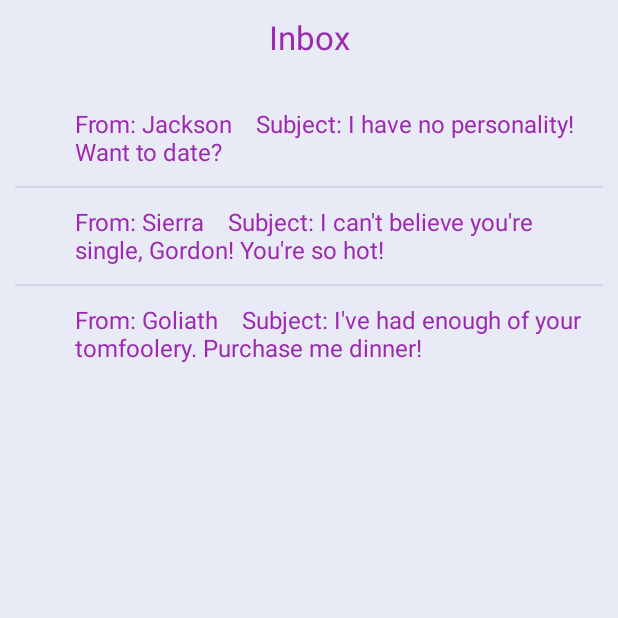
After one commit to ParaSwarm/House-Lannister, an Android app: the fragment InboxFragment placed in its activity, on a phone screen of 412 x 824 dp, the top half of it. The commit adds this screen. Run offline under Robolectric (Android 15) with nearby library versions, the phone set to English and light mode, and no system bars; our stand-ins replace ButterKnife.

Commit message:
Basic implementation of inbox.

```diff
--- a/app/build.gradle
+++ b/app/build.gradle
@@ -27,4 +27,5 @@ dependencies {
     compile 'com.jakewharton:butterknife:8.4.0'
     compile 'com.android.support:appcompat-v7:24.2.1'
     compile 'com.android.support:design:24.2.1'
+    compile 'com.android.support:support-v4:24.2.1'
 }
--- a/app/src/main/java/edu/uco/houselannister/saveasingle/domain/Message.java
+++ b/app/src/main/java/edu/uco/houselannister/saveasingle/domain/Message.java
@@ -74,4 +74,8 @@ public class Message {
     public void setDeletedByRecipient(Boolean deletedByRecipient) {
         isDeletedByRecipient = deletedByRecipient;
     }
+
+    public String toString() {
+        return "From: " + this.getFrom().getName() + "    Subject: " + this.getSubject();
+    }
 }
--- a/app/src/main/java/edu/uco/houselannister/saveasingle/domain/Model.java
+++ b/app/src/main/java/edu/uco/houselannister/saveasingle/domain/Model.java
@@ -19,6 +19,6 @@ public interface Model extends Authentication, Preferences, UserProfile {
 
     ArrayList<User> getUsers();
     ArrayList<String> getUsernameArray();
-
     ArrayList<HashMap<String, String>> getUsernameMap();
+    ArrayList<Message> getInboxMessages();
 }
--- a/app/src/main/java/edu/uco/houselannister/saveasingle/fragments/FavoriteListFragment.java
+++ b/app/src/main/java/edu/uco/houselannister/saveasingle/fragments/FavoriteListFragment.java
@@ -30,8 +30,6 @@ import edu.uco.houselannister.saveasingle.service.AppService;
 public class FavoriteListFragment extends ListFragment implements OnItemClickListener {
     private Model appModel;
 
-
-    private static final String KEY_MOVIE_TITLE = "key_title";
     ActionMode mMode;
     ActionMode.Callback mCallback;
     int place;
--- /dev/null
+++ b/app/src/main/java/edu/uco/houselannister/saveasingle/fragments/InboxFragment.java
@@ -0,0 +1,131 @@
+package edu.uco.houselannister.saveasingle.fragments;
+
+import android.os.Bundle;
+import android.support.annotation.Nullable;
+import android.support.v4.app.ListFragment;
+import android.view.ActionMode;
+import android.view.LayoutInflater;
+import android.view.Menu;
+import android.view.MenuItem;
+import android.view.View;
+import android.view.ViewGroup;
+import android.widget.AdapterView;
+import android.widget.AdapterView.OnItemClickListener;
+import android.widget.ArrayAdapter;
+import android.widget.Toast;
+
+import java.util.ArrayList;
+
+import edu.uco.houselannister.saveasingle.R;
+import edu.uco.houselannister.saveasingle.activities.MainActivity;
+import edu.uco.houselannister.saveasingle.domain.Message;
+import edu.uco.houselannister.saveasingle.domain.Model;
+import edu.uco.houselannister.saveasingle.helpers.FragmentNavigationManager;
+import edu.uco.houselannister.saveasingle.model.AppModel;
+import edu.uco.houselannister.saveasingle.service.AppService;
+
+public class InboxFragment extends ListFragment implements OnItemClickListener {
+
+    private Model appModel;
+    ActionMode mMode;
+    ActionMode.Callback mCallback;
+    int place;
+    String name;
+    ActionMode check;
+
+    ArrayList<Message> messages;
+
+    public InboxFragment() {
+    }
+
+    public static InboxFragment newInstance() {
+        return new InboxFragment();
+    }
+
+    @Override
+    public void onCreate(Bundle savedInstanceState) {
+        super.onCreate(savedInstanceState);
+        appModel = AppModel.getAppModelInstance(AppService.getAppServiceInstance());
+        messages =  appModel.getInboxMessages();
+    }
+
+    @Override
+    public View onCreateView(LayoutInflater inflater, ViewGroup container,
+                             Bundle savedInstanceState) {
+
+        return inflater.inflate(R.layout.fragment_inbox, container, false);
+    }
+
+    @Override
+    public void onActivityCreated(Bundle savedInstanceState) {
+        super.onActivityCreated(savedInstanceState);
+
+        ArrayAdapter adapter = new ArrayAdapter(getActivity(), android.R.layout.simple_expandable_list_item_1, messages);
+
+        setListAdapter(adapter);
+        getListView().setOnItemClickListener(this);
+        getListView().setOnItemLongClickListener(new AdapterView.OnItemLongClickListener() {
+            @Override
+            public boolean onItemLongClick(AdapterView<?> parent, View view, int position, long id) {
+                mMode = null;
+                place = position;
+                name = getResources().getStringArray(R.array.user_list)[position];
+                mMode = getActivity().startActionMode(mCallback);
+
+                return true;
+            }
+        });
+
+        mCallback = new ActionMode.Callback() {
+            @Override
+            public boolean onPrepareActionMode(ActionMode mode, Menu menu) {
+                check = mode;
+                mode.setTitle(name);
+                return false;
+            }
+
+            @Override
+            public void onDestroyActionMode(ActionMode mode) {
+                mMode = null;
+            }
+
+            @Override
+            public boolean onCreateActionMode(ActionMode mode, Menu menu) {
+                getActivity().getMenuInflater().inflate(R.menu.menu_inbox, menu);
+                return true;
+            }
+
+            @Override
+            public boolean onActionItemClicked(ActionMode mode, MenuItem item) {
+                switch (item.getItemId()) {
+                    case R.id.inboxLink:
+                        Toast.makeText(getActivity(), "Navigating to Sent Items.", Toast.LENGTH_SHORT).show();
+                        break;
+                    case R.id.sentLink:
+                        Toast.makeText(getActivity(), "Navigating to Sent Items.", Toast.LENGTH_SHORT).show();
+                        break;
+                }
+                return false;
+            }
+        };
+    }
+
+    @Override
+    public void onItemClick(AdapterView<?> parent, View view, int position, long id) {
+        Message selectedMessage = this.messages.get(position);
+
+        Bundle data = new Bundle();
+        data.putString("From", selectedMessage.getFrom().getName());
+        data.putString("Subject", selectedMessage.getSubject());
+        data.putString("Message", selectedMessage.getMessage());
+
+        FragmentNavigationManager navManager = FragmentNavigationManager.obtain((MainActivity) getActivity());
+        navManager.showFragmentViewMessage(data);
+    }
+
+
+    @Override
+    public void onViewCreated(View view, @Nullable Bundle savedInstanceState) {
+        super.onViewCreated(view, savedInstanceState);
+    }
+}
--- a/app/src/main/java/edu/uco/houselannister/saveasingle/helpers/ExpandableListDataSource.java
+++ b/app/src/main/java/edu/uco/houselannister/saveasingle/helpers/ExpandableListDataSource.java
@@ -22,13 +22,14 @@ public class ExpandableListDataSource {
         List<String> menu = Arrays.asList(context.getResources().getStringArray(R.array.navigation_titles));
 
         //for each sub array of menu options
-        List<String> home = Arrays.asList(context.getResources().getStringArray(R.array.home_menu_titles));
-        List<String> settings = Arrays.asList(context.getResources().getStringArray(R.array.user_profile_titles));
-        List<String> lists = Arrays.asList(context.getResources().getStringArray(R.array.friends_list_titles));
+        List<String> homeItems = Arrays.asList(context.getResources().getStringArray(R.array.home_menu_titles));
+        List<String> peopleMenuItems = Arrays.asList(context.getResources().getStringArray(R.array.people_titles));
+        List<String> userProfileItems = Arrays.asList(context.getResources().getStringArray(R.array.user_profile_titles));
+
         //the second item in the array is for settings so I am adding the sub list onto that
-        expandableListData.put(menu.get(0), home); //add the home array of strings to the home expandable list
-        expandableListData.put(menu.get(1), settings); //add the settings options for the settings expandable
-        expandableListData.put(menu.get(2), lists); //add the list options for the list expandable
+        expandableListData.put(menu.get(0), homeItems); // Home
+        expandableListData.put(menu.get(1), userProfileItems); // Lists
+        expandableListData.put(menu.get(2), peopleMenuItems); // Profile
         return expandableListData;
     }
 }
--- a/app/src/main/java/edu/uco/houselannister/saveasingle/helpers/NavigationManager.java
+++ b/app/src/main/java/edu/uco/houselannister/saveasingle/helpers/NavigationManager.java
@@ -1,4 +1,6 @@
 package edu.uco.houselannister.saveasingle.helpers;
+
+import android.os.Bundle;
 
 /**
  * Created by ryan on 9/21/2016.
@@ -8,4 +10,6 @@ public interface NavigationManager {
     void showFragmentSettings(String title);
     void showFragmentMain();
     void showFragmentList();
+    void showFragmentInbox();
+    void showFragmentViewMessage(Bundle data);
 }
--- a/app/src/main/java/edu/uco/houselannister/saveasingle/model/AppModel.java
+++ b/app/src/main/java/edu/uco/houselannister/saveasingle/model/AppModel.java
@@ -93,5 +93,10 @@ public class AppModel implements Model {
         return proxy.getUsernameMap();
     }
 
+    @Override
+    public ArrayList<Message> getInboxMessages() {
+        return proxy.getInboxMessages();
+    }
+
     //endregion Implementation of Model Specialized methods
 }
--- a/app/src/main/java/edu/uco/houselannister/saveasingle/service/AppService.java
+++ b/app/src/main/java/edu/uco/houselannister/saveasingle/service/AppService.java
@@ -11,8 +11,7 @@ public class AppService implements ServiceProxy {
     private Boolean isAuthenticated;
     private Questionnaire questionnaire;
     private ArrayList<User> users;
-
-
+    private ArrayList<Message> messages;
 
     //region Implementation of Singleton Pattern for Creation
     private static ServiceProxy appServiceInstance = null;
@@ -57,6 +56,13 @@ public class AppService implements ServiceProxy {
         }
 
         return ret;
+    }
+
+    @Override
+    public ArrayList<Message> getInboxMessages() {
+        if (messages == null)
+            messages = StaticUserModel.getMessages();
+        return messages;
     }
     //endregion Implementation of Service Model Interface
 
--- a/app/src/main/java/edu/uco/houselannister/saveasingle/service/StaticUserModel.java
+++ b/app/src/main/java/edu/uco/houselannister/saveasingle/service/StaticUserModel.java
@@ -4,12 +4,17 @@ import java.util.ArrayList;
 import java.util.Collections;
 
 import edu.uco.houselannister.saveasingle.domain.*;
+import edu.uco.houselannister.saveasingle.model.AppModel;
 
 public class StaticUserModel {
+
+    private static User currentUser = null;
 
     private static Questionnaire questionnaire = null;
 
     private static ArrayList<User> users = null;
+
+    private static ArrayList<Message> messages = null;
 
     public static Questionnaire getQuestionnaire() {
         if (questionnaire == null) {
@@ -27,6 +32,12 @@ public class StaticUserModel {
         return questionnaire;
     }
 
+    public static User getCurrentUser(){
+        return currentUser == null ?
+                currentUser = AppModel.getAppModelInstance(AppService.getAppServiceInstance()).getAuthenticatedUser()
+                : currentUser;
+    }
+
     public static ArrayList<User> getUsers() {
         if (users == null) {
             users = new ArrayList<>();
@@ -35,6 +46,17 @@ public class StaticUserModel {
             users.add(CreateUser("Goliath", true, "password", "goliath@gmail.com"));
         }
         return users;
+    }
+
+    public static ArrayList<Message> getMessages() {
+        if (messages == null) {
+            messages = new ArrayList<>();
+            messages.add(CreateMessage(getCurrentUser(), getUsers().get(0), "I have no personality! Want to date?", "How are ya, sweetie?", false));
+            messages.add(CreateMessage(getCurrentUser(), getUsers().get(1), "I can't believe you're single, Gordon! You're so hot!", "OMG, are you single?!", false));
+            messages.add(CreateMessage(getCurrentUser(), getUsers().get(2), "I've had enough of your tomfoolery. Purchase me dinner!", "Buy me dinner or you will be sorry.", false));
+        }
+
+        return messages;
     }
 
     //region Generate Sample Questionnaire
@@ -186,5 +208,14 @@ public class StaticUserModel {
         return bio;
     }
 
+    private static Message CreateMessage(User to, User from, String subjectText, String messageText, boolean read) {
+        Message message = new Message();
+        message.setTo(to);
+        message.setFrom(from);
+        message.setMessage(messageText);
+        message.setSubject(subjectText);
+        message.setRead(read);
+        return message;
+    }
 
 }
--- /dev/null
+++ b/app/src/main/res/layout/fragment_inbox.xml
@@ -0,0 +1,28 @@
+<?xml version="1.0" encoding="utf-8"?>
+<LinearLayout xmlns:android="http://schemas.android.com/apk/res/android"
+    xmlns:tools="http://schemas.android.com/tools"
+    android:layout_width="match_parent"
+    android:layout_height="match_parent"
+    android:orientation="vertical"
+    tools:context="edu.uco.houselannister.saveasingle.fragments.InboxFragment">
+        <FrameLayout
+            android:layout_width="match_parent"
+            android:layout_height="50dp">
+            <TextView
+                android:layout_width="match_parent"
+                android:layout_height="match_parent"
+                android:gravity="center"
+                android:padding="@dimen/layout_padding_default"
+                android:text="Inbox"
+                android:textAppearance="@android:style/TextAppearance.DeviceDefault.Large" />
+
+        </FrameLayout>
+
+        <ListView
+            android:id="@android:id/list"
+            android:layout_width="match_parent"
+            android:layout_height="wrap_content"
+            android:padding="@dimen/layout_padding_default"
+            android:textAppearance="@android:style/TextAppearance.DeviceDefault.Small"/>
+
+    </LinearLayout>
--- /dev/null
+++ b/app/src/main/res/menu/menu_inbox.xml
@@ -0,0 +1,14 @@
+<?xml version="1.0" encoding="utf-8"?>
+<menu xmlns:android="http://schemas.android.com/apk/res/android">
+    <item
+        android:icon="@android:drawable/ic_dialog_email"
+        android:id="@+id/inboxLink"
+        android:text="Inbox"
+        android:title="Inbox" />
+
+    <item
+        android:icon="@android:drawable/ic_dialog_email"
+        android:id="@+id/sentLink"
+        android:text="Sent"
+        android:title="Sent" />
+</menu>
--- a/app/src/main/res/values/strings.xml
+++ b/app/src/main/res/values/strings.xml
@@ -4,19 +4,20 @@
     <string-array name="navigation_titles">
         <item>Home</item>
         <item>User Profile</item>
-        <item>List</item>
+        <item>People</item>
     </string-array>
     <string-array name="home_menu_titles">
         <item>Home</item>
+        <item>Inbox</item>
+    </string-array>
+    <string-array name="people_titles">
+        <item>My Favorites</item>
+        <item>Who Favorited Me?</item>
     </string-array>
     <string-array name="user_profile_titles">
         <item>Basic Profile</item>
+        <item>Photo Album</item>
         <item>Settings</item>
-        <item>Photo Album</item>
-    </string-array>
-    <string-array name="friends_list_titles">
-        <item>Favorite List</item>
-        <item>Forked Me List</item>
     </string-array>
     <string-array name="settings_sub_menus">
         <item>Search</item>
@@ -44,4 +45,7 @@
         completions."
     </string>
 
+    <!-- TODO: Remove or change this placeholder text -->
+    <string name="hello_blank_fragment">Hello blank fragment</string>
+
 </resources>
```
Also changed, not shown: app/src/main/java/edu/uco/houselannister/saveasingle/activities/MainActivity.java (+11 -7 lines), app/src/main/java/edu/uco/houselannister/saveasingle/fragments/ViewMessageFragment.java (added, +44 -0 lines), app/src/main/java/edu/uco/houselannister/saveasingle/helpers/FragmentNavigationManager.java (+17 -1 lines), app/src/main/res/layout/fragment_view_message.xml (added, +62 -0 lines).
